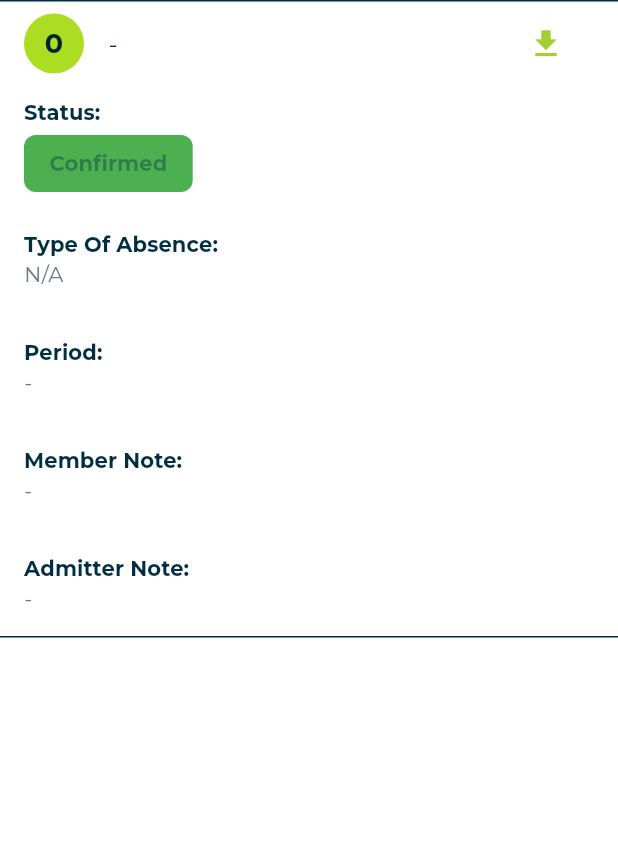
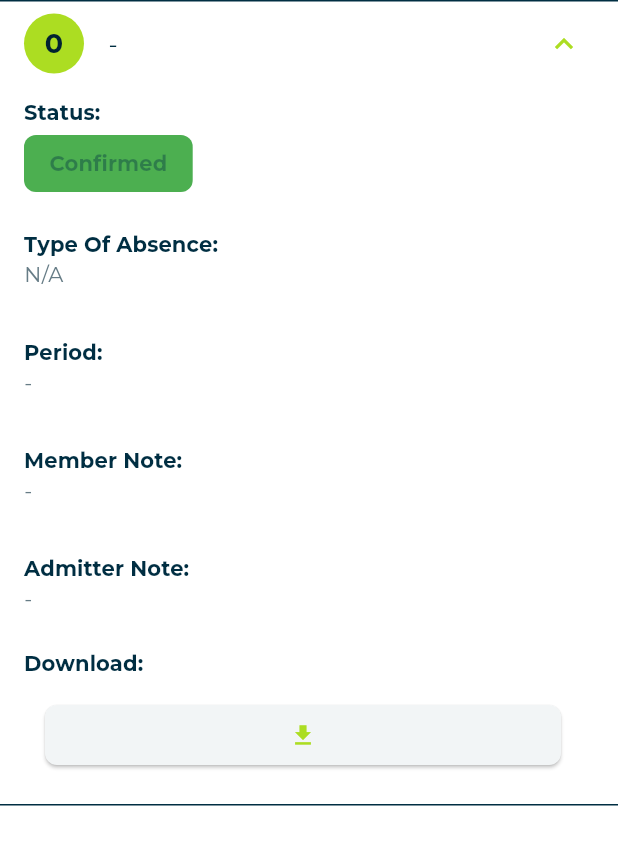
Before and after one commit to Mashood97/Crewmeister-challenge-app, a Flutter app: the _AbsenceListItem widget shown alone on an empty page, opened directly with empty values, after a tap on an icon or button, on a phone screen of 412 x 824 dp. Shown: the top 845 px of the screen. Run offline on Flutter 3.47's test engine with Material 3 defaults, Android fonts, the phone set to English and light mode, and no system bars; our stand-ins replace bloc, bloc_concurrency, chopper, connectivity_plus, dartz, data_table_2 and 7 more; missing offline and left inert: dart:html; generated files the repository leaves out were written again; network calls fail.

Commit message:
1. Added support for downloading the iCal file.

```diff
--- a/lib/feature/absence_manager/presentation/widgets/absence_list_view.dart
+++ b/lib/feature/absence_manager/presentation/widgets/absence_list_view.dart
@@ -69,17 +69,6 @@ class _AbsenceListItem extends StatelessWidget {
           ),
         ),
       ),
-      trailing: IconButton(
-        icon: const Icon(
-          Icons.download,
-        ),
-        onPressed: () {
-          AppConstant().generateAndDownloadICalFile(
-            userName: userMap[absenceResponseEntity.userId] ?? '-',
-            entity: absenceResponseEntity,
-          );
-        },
-      ),
       expandedAlignment: Alignment.centerLeft,
       children: [
         buildAbsenceDetail(
@@ -141,6 +130,24 @@ class _AbsenceListItem extends StatelessWidget {
                 : '-',
           ),
         ),
+        buildAbsenceDetail(context,
+            title: 'Download:',
+            trailing: Padding(
+              padding: const EdgeInsets.all(
+                AppConstant.kAppSidePadding,
+              ),
+              child: ElevatedButton(
+                child: const Icon(
+                  Icons.download,
+                ),
+                onPressed: () {
+                  AppConstant().generateAndDownloadICalFile(
+                    userName: userMap[absenceResponseEntity.userId] ?? '-',
+                    entity: absenceResponseEntity,
+                  );
+                },
+              ),
+            )),
       ],
     );
   }
```
Also changed, not shown: lib/utils/constant/app_constant.dart (+5 -2 lines).
